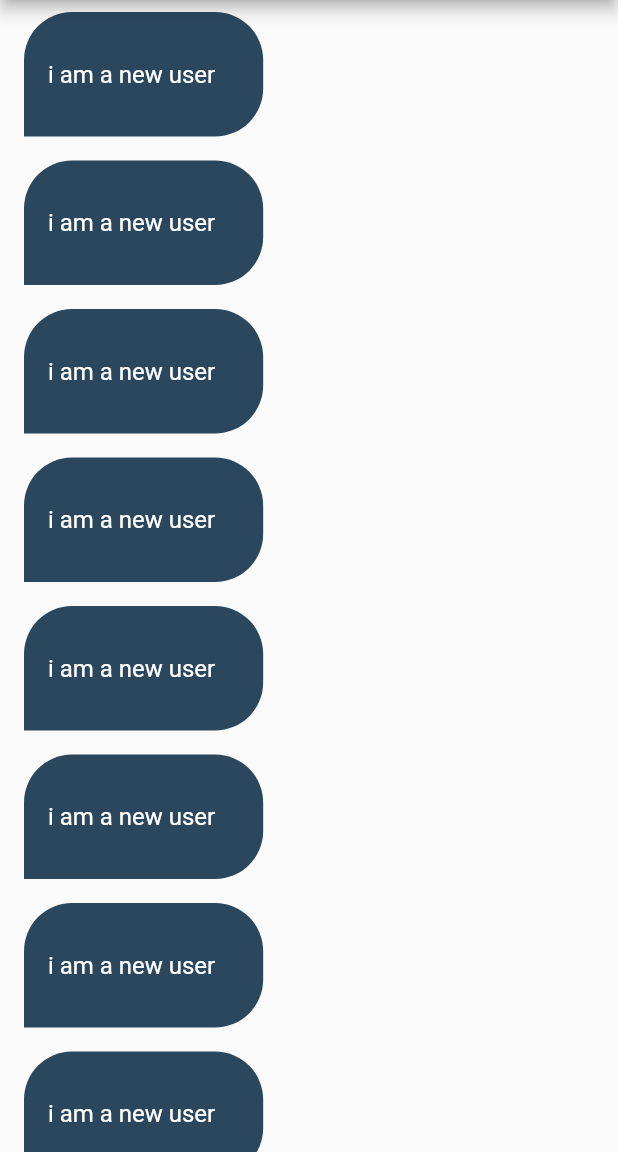
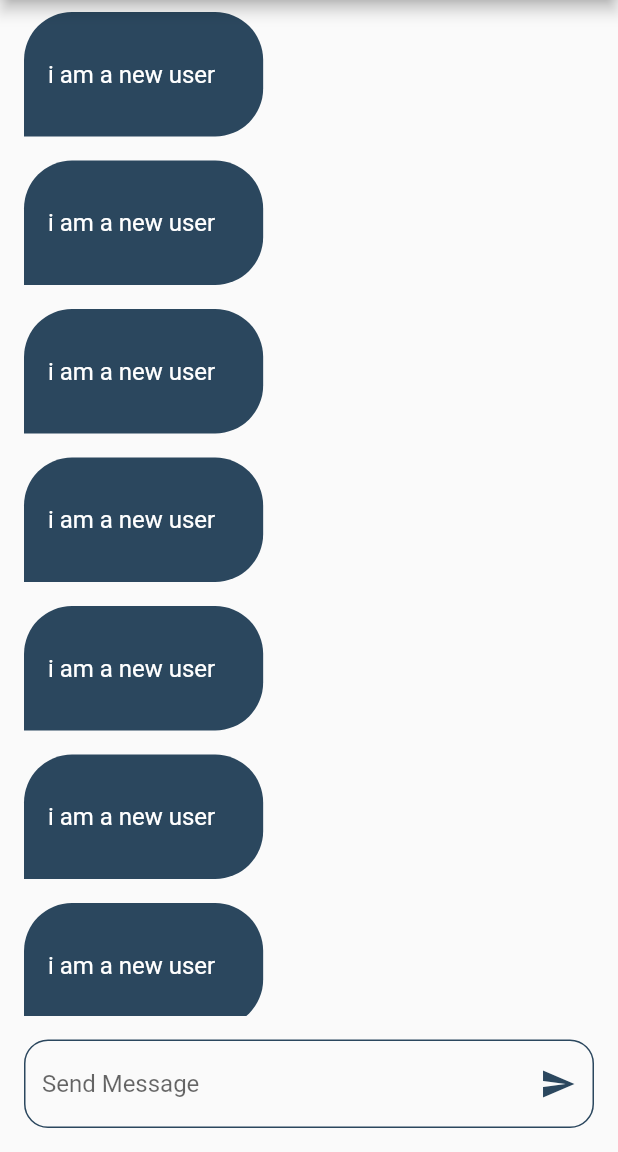
Before and after one commit to mohamedAlaa-CS/chat_app, a Flutter app: the ChatScreeen screen opened by its route, on a phone screen of 412 x 824 dp, the part 84-1236 px from its top. Run offline on Flutter 3.47's test engine with Material 2 defaults, Android fonts, the phone set to English and light mode, and no system bars; our stand-ins replace firebase_auth, firebase_core, google_fonts, modal_progress_hud_nsn; accounts and stored records are empty.

Commit message:
add textField & finish UI

```diff
--- a/lib/screens/chat_screen/chat_screen.dart
+++ b/lib/screens/chat_screen/chat_screen.dart
@@ -17,13 +17,52 @@ class ChatScreeen extends StatelessWidget {
         title: Row(
           mainAxisAlignment: MainAxisAlignment.center,
           children: [
-          Image.asset(kLogo,height: 35,),
-         const  SizedBox(width: 6,),
-          const Text('Chat')
-        ],),
+            Image.asset(
+              kLogo,
+              height: 35,
+            ),
+            const SizedBox(
+              width: 6,
+            ),
+            const Text('Chat')
+          ],
+        ),
       ),
-      body: ListView.builder(itemBuilder: (context, index)=>ChatBuble()),
+      body: Column(
+        children: [
+          Expanded(
+            child:
+                ListView.builder(itemBuilder: (context, index) => ChatBuble()),
+          ),
+          Padding(
+            padding: const EdgeInsets.all(16),
+            child: TextField(
+              decoration: InputDecoration(
+                hintText: 'Send Message',
+                suffixIcon: const Icon(
+                  Icons.send,
+                  color: kPrimaryColor,
+                ),
+                border: OutlineInputBorder(
+                    borderRadius: BorderRadius.circular(16),
+                    borderSide: const BorderSide(
+                      color: kPrimaryColor,
+                    )),
+                enabledBorder: OutlineInputBorder(
+                    borderRadius: BorderRadius.circular(16),
+                    borderSide: const BorderSide(
+                      color: kPrimaryColor,
+                    )),
+                focusedBorder: OutlineInputBorder(
+                    borderRadius: BorderRadius.circular(16),
+                    borderSide: const BorderSide(
+                      color: kPrimaryColor,
+                    )),
+              ),
+            ),
+          ),
+        ],
+      ),
     );
-
   }
 }
--- a/lib/screens/chat_screen/widget/chat_bubble.dart
+++ b/lib/screens/chat_screen/widget/chat_bubble.dart
@@ -1,4 +1,3 @@
-
 import 'package:flutter/material.dart';
 
 import '../../../shared/constants/constants.dart';
@@ -13,14 +12,19 @@ class ChatBuble extends StatelessWidget {
     return Align(
       alignment: Alignment.centerLeft,
       child: Container(
-
-        margin:const EdgeInsets.symmetric(horizontal: 16,vertical: 8),
-        padding:const EdgeInsets.only(left: 16,top: 32,bottom: 32,right: 32),
-        decoration:const BoxDecoration(
-          color: kPrimaryColor,
-          borderRadius: BorderRadius.only(bottomRight: Radius.circular(32),topLeft: Radius.circular(32),topRight: Radius.circular(32))
+        margin: const EdgeInsets.symmetric(horizontal: 16, vertical: 8),
+        padding:
+            const EdgeInsets.only(left: 16, top: 32, bottom: 32, right: 32),
+        decoration: const BoxDecoration(
+            color: kPrimaryColor,
+            borderRadius: BorderRadius.only(
+                bottomRight: Radius.circular(32),
+                topLeft: Radius.circular(32),
+                topRight: Radius.circular(32))),
+        child: const Text(
+          'i am a new user',
+          style: TextStyle(color: Colors.white, fontSize: 16),
         ),
-        child:const Text('i am a new user',style: TextStyle(color: Colors.white,fontSize: 16),),
       ),
     );
   }
```
